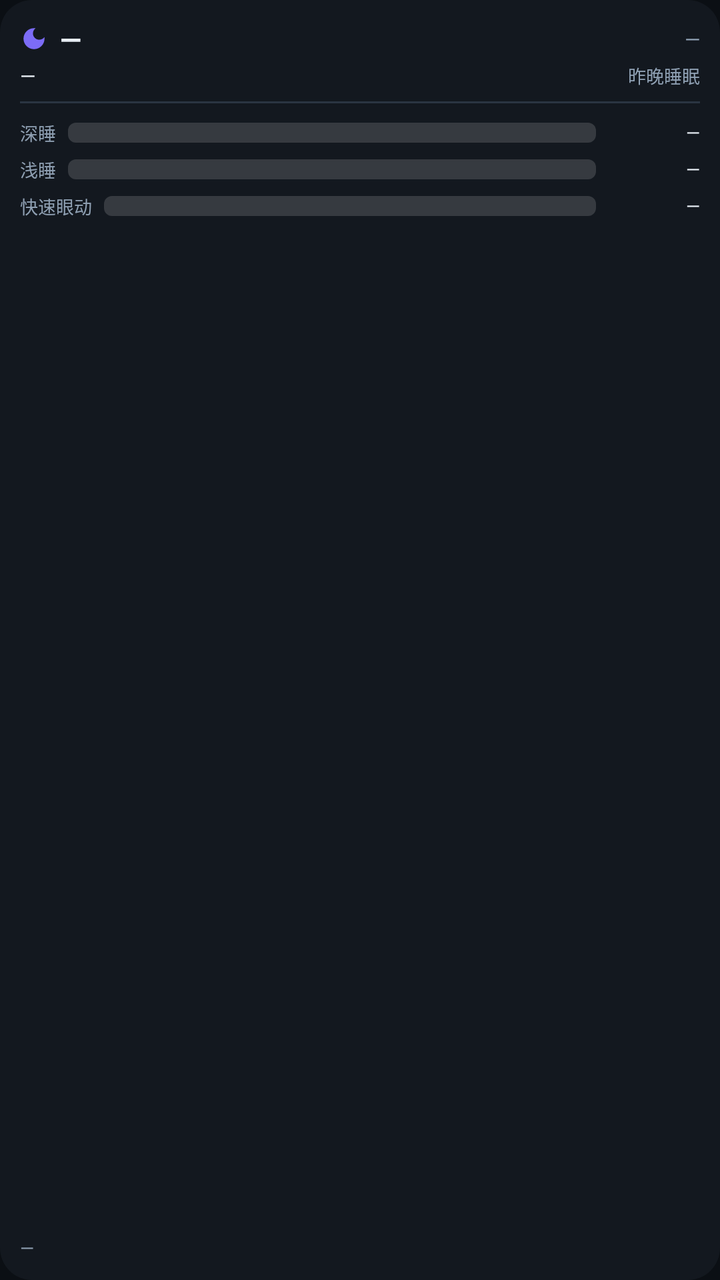
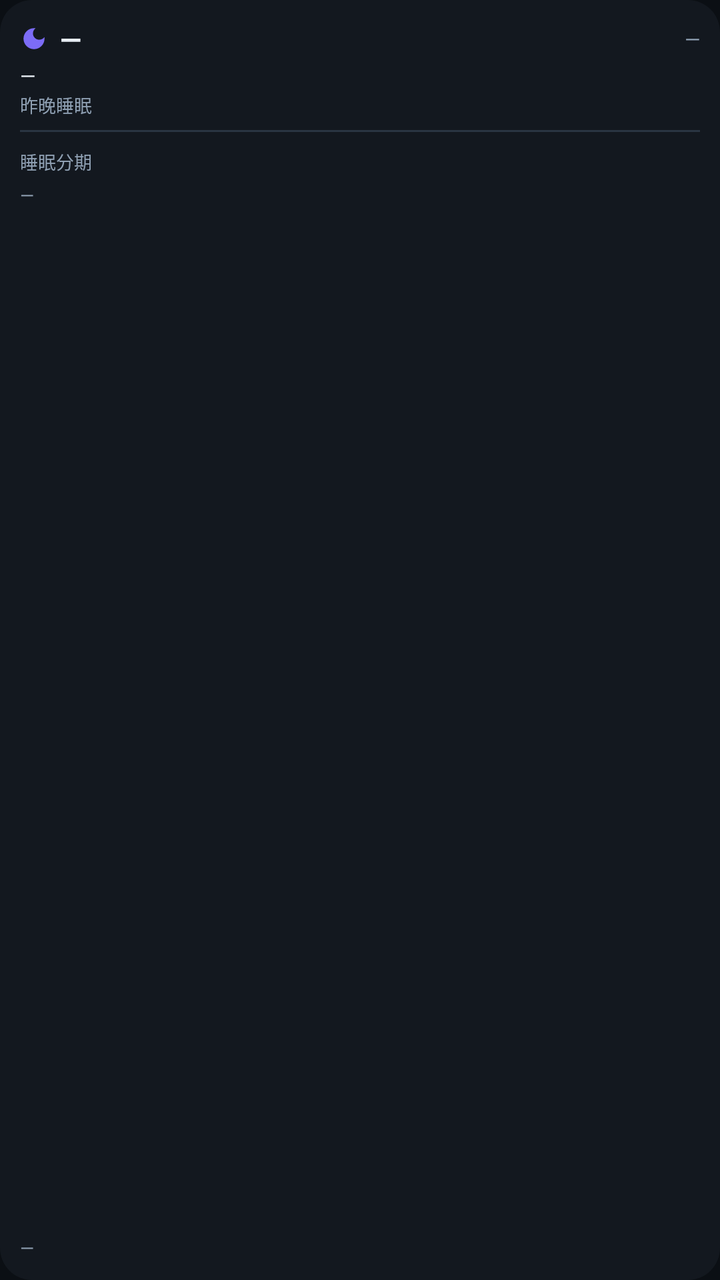

The first picture is an Android layout as it rendered before a commit; the second is the same layout after the commit. The layout source and the unified diff follow.
<!-- AndroidManifest.xml: application theme Theme.Shouhuan -->
<!-- res/layout/widget_sleep_detail_2x2.xml -->
<?xml version="1.0" encoding="utf-8"?>
<FrameLayout xmlns:android="http://schemas.android.com/apk/res/android"
    android:id="@android:id/background"
    android:layout_width="match_parent"
    android:layout_height="match_parent"
    android:background="@drawable/widget_bg"
    android:padding="10dp">

    <LinearLayout
        android:id="@+id/widget_detail_root"
        android:layout_width="match_parent"
        android:layout_height="match_parent"
        android:orientation="vertical">

        <LinearLayout
            android:layout_width="match_parent"
            android:layout_height="wrap_content"
            android:gravity="center_vertical"
            android:orientation="horizontal">

            <ImageView
                android:layout_width="14dp"
                android:layout_height="14dp"
                android:contentDescription="@null"
                android:src="@drawable/ic_widget_moon" />

            <TextView
                android:id="@+id/widget_detail_value"
                android:layout_width="0dp"
                android:layout_height="wrap_content"
                android:layout_marginStart="6dp"
                android:layout_weight="1"
                android:autoSizeMaxTextSize="15sp"
                android:autoSizeMinTextSize="9sp"
                android:autoSizeTextType="uniform"
                android:gravity="start"
                android:maxLines="1"
                android:text="—"
                android:textColor="@color/widget_text_primary"
                android:textStyle="bold" />

            <TextView
                android:id="@+id/widget_detail_score"
                android:layout_width="wrap_content"
                android:layout_height="wrap_content"
                android:layout_marginStart="6dp"
                android:maxLines="1"
                android:text="—"
                android:textColor="@color/widget_text_secondary"
                android:textSize="10sp" />
        </LinearLayout>

        <LinearLayout
            android:layout_width="match_parent"
            android:layout_height="wrap_content"
            android:layout_marginTop="2dp"
            android:orientation="horizontal">

            <TextView
                android:id="@+id/widget_detail_bedwake"
                android:layout_width="0dp"
                android:layout_height="wrap_content"
                android:layout_weight="1"
                android:ellipsize="end"
                android:maxLines="1"
                android:text="—"
                android:textColor="@color/widget_text_primary"
                android:textSize="10sp" />

            <TextView
                android:id="@+id/widget_detail_label"
                android:layout_width="wrap_content"
                android:layout_height="wrap_content"
                android:layout_marginStart="4dp"
                android:maxLines="1"
                android:text="@string/widget_sleep_detail_label"
                android:textColor="@color/widget_text_secondary"
                android:textSize="9sp" />
        </LinearLayout>

        <TextView
            android:layout_width="match_parent"
            android:layout_height="1dp"
            android:layout_marginTop="6dp"
            android:layout_marginBottom="8dp"
            android:background="@color/widget_divider" />

        <LinearLayout
            android:layout_width="match_parent"
            android:layout_height="wrap_content"
            android:gravity="center_vertical"
            android:orientation="horizontal">

            <TextView
                android:layout_width="wrap_content"
                android:layout_height="wrap_content"
                android:layout_marginEnd="6dp"
                android:text="深睡"
                android:textColor="@color/widget_text_secondary"
                android:textSize="9sp" />

            <ProgressBar
                android:id="@+id/widget_detail_deep_bar"
                style="?android:attr/progressBarStyleHorizontal"
                android:layout_width="0dp"
                android:layout_height="10dp"
                android:layout_weight="1"
                android:max="100"
                android:progress="0"
                android:progressDrawable="@drawable/widget_stage_deep" />

            <TextView
                android:id="@+id/widget_detail_deep_value"
                android:layout_width="wrap_content"
                android:layout_height="wrap_content"
                android:layout_marginStart="6dp"
                android:ellipsize="end"
                android:gravity="end"
                android:maxLines="1"
                android:minWidth="46dp"
                android:text="—"
                android:textColor="@color/widget_text_primary"
                android:textSize="9sp" />
        </LinearLayout>

        <LinearLayout
            android:layout_width="match_parent"
            android:layout_height="wrap_content"
            android:layout_marginTop="5dp"
            android:gravity="center_vertical"
            android:orientation="horizontal">

            <TextView
                android:layout_width="wrap_content"
                android:layout_height="wrap_content"
                android:layout_marginEnd="6dp"
                android:text="浅睡"
                android:textColor="@color/widget_text_secondary"
                android:textSize="9sp" />

            <ProgressBar
                android:id="@+id/widget_detail_light_bar"
                style="?android:attr/progressBarStyleHorizontal"
                android:layout_width="0dp"
                android:layout_height="10dp"
                android:layout_weight="1"
                android:max="100"
                android:progress="0"
                android:progressDrawable="@drawable/widget_stage_light" />

            <TextView
                android:id="@+id/widget_detail_light_value"
                android:layout_width="wrap_content"
                android:layout_height="wrap_content"
                android:layout_marginStart="6dp"
                android:ellipsize="end"
                android:gravity="end"
                android:maxLines="1"
                android:minWidth="46dp"
                android:text="—"
                android:textColor="@color/widget_text_primary"
                android:textSize="9sp" />
        </LinearLayout>

        <LinearLayout
            android:layout_width="match_parent"
            android:layout_height="wrap_content"
            android:layout_marginTop="5dp"
            android:gravity="center_vertical"
            android:orientation="horizontal">

            <TextView
                android:layout_width="wrap_content"
                android:layout_height="wrap_content"
                android:layout_marginEnd="6dp"
                android:text="快速眼动"
                android:textColor="@color/widget_text_secondary"
                android:textSize="9sp" />

            <ProgressBar
                android:id="@+id/widget_detail_rem_bar"
                style="?android:attr/progressBarStyleHorizontal"
                android:layout_width="0dp"
                android:layout_height="10dp"
                android:layout_weight="1"
                android:max="100"
                android:progress="0"
                android:progressDrawable="@drawable/widget_stage_rem" />

            <TextView
                android:id="@+id/widget_detail_rem_value"
                android:layout_width="wrap_content"
                android:layout_height="wrap_content"
                android:layout_marginStart="6dp"
                android:ellipsize="end"
                android:gravity="end"
                android:maxLines="1"
                android:minWidth="46dp"
                android:text="—"
                android:textColor="@color/widget_text_primary"
                android:textSize="9sp" />
        </LinearLayout>

        
        <LinearLayout
            android:layout_width="match_parent"
            android:layout_height="0dp"
            android:layout_weight="1"
            android:orientation="vertical" />

        <TextView
            android:id="@+id/widget_detail_awake"
            android:layout_width="match_parent"
            android:layout_height="wrap_content"
            android:ellipsize="end"
            android:maxLines="1"
            android:text="—"
            android:textColor="@color/widget_text_secondary"
            android:textSize="9sp" />
    </LinearLayout>
</FrameLayout>
<!-- resources referenced by this layout -->
<resources>
  <color name="widget_divider">#2A3542</color>
  <color name="widget_text_primary">#E8EEF5</color>
  <color name="widget_text_secondary">#8FA0B3</color>
  <!-- drawable ic_widget_moon (drawable) -->
  <?xml version="1.0" encoding="utf-8"?>
  <vector xmlns:android="http://schemas.android.com/apk/res/android"
      android:width="24dp"
      android:height="24dp"
      android:viewportWidth="24"
      android:viewportHeight="24">
      <path
          android:fillColor="#7C6CF7"
          android:pathData="M12,3c-4.97,0 -9,4.03 -9,9s4.03,9 9,9s9,-4.03 9,-9c0,-0.46 -0.04,-0.92 -0.1,-1.36c-0.98,1.37 -2.58,2.26 -4.4,2.26c-2.98,0 -5.4,-2.42 -5.4,-5.4c0,-1.81 0.89,-3.42 2.26,-4.4C12.92,3.04 12.46,3 12,3z" />
  </vector>
  <!-- drawable widget_bg (drawable) -->
  <?xml version="1.0" encoding="utf-8"?>
  <shape xmlns:android="http://schemas.android.com/apk/res/android"
      android:shape="rectangle">
      <corners android:radius="16dp" />
      <solid android:color="@color/widget_bg" />
  </shape>
  <!-- drawable widget_stage_deep (drawable) -->
  <?xml version="1.0" encoding="utf-8"?>
  <layer-list xmlns:android="http://schemas.android.com/apk/res/android">
      <item android:id="@android:id/background">
          <shape android:shape="rectangle">
              <corners android:radius="4dp" />
              <solid android:color="#26FFFFFF" />
          </shape>
      </item>
      <item android:id="@android:id/progress">
          <clip>
              <shape android:shape="rectangle">
                  <corners android:radius="4dp" />
                  <solid android:color="#5B4BE0" />
              </shape>
          </clip>
      </item>
  </layer-list>
  <!-- drawable widget_stage_light (drawable) -->
  <?xml version="1.0" encoding="utf-8"?>
  <layer-list xmlns:android="http://schemas.android.com/apk/res/android">
      <item android:id="@android:id/background">
          <shape android:shape="rectangle">
              <corners android:radius="4dp" />
              <solid android:color="#26FFFFFF" />
          </shape>
      </item>
      <item android:id="@android:id/progress">
          <clip>
              <shape android:shape="rectangle">
                  <corners android:radius="4dp" />
                  <solid android:color="#7C6CF7" />
              </shape>
          </clip>
      </item>
  </layer-list>
  <!-- drawable widget_stage_rem (drawable) -->
  <?xml version="1.0" encoding="utf-8"?>
  <layer-list xmlns:android="http://schemas.android.com/apk/res/android">
      <item android:id="@android:id/background">
          <shape android:shape="rectangle">
              <corners android:radius="4dp" />
              <solid android:color="#26FFFFFF" />
          </shape>
      </item>
      <item android:id="@android:id/progress">
          <clip>
              <shape android:shape="rectangle">
                  <corners android:radius="4dp" />
                  <solid android:color="#3AA0FF" />
              </shape>
          </clip>
      </item>
  </layer-list>
  <string name="widget_sleep_detail_label">昨晚睡眠</string>
  <style name="Theme.Shouhuan" parent="android:Theme.Material.NoActionBar">
          <item name="android:windowBackground">#0B0F14</item>
          <item name="android:statusBarColor">@android:color/transparent</item>
          <item name="android:navigationBarColor">@android:color/transparent</item>
          <item name="android:windowLightStatusBar">false</item>
          <item name="android:windowLightNavigationBar">false</item>
      </style>
  <color name="widget_bg">#E6141A21</color>
</resources>

<!-- the commit's change to res/layout/widget_sleep_detail_2x2.xml (unified diff, before → after) -->
@@ -50,33 +50,27 @@
                 android:textSize="10sp" />
         </LinearLayout>
 
-        <LinearLayout
+        <TextView
+            android:id="@+id/widget_detail_bedwake"
             android:layout_width="match_parent"
             android:layout_height="wrap_content"
             android:layout_marginTop="2dp"
-            android:orientation="horizontal">
+            android:ellipsize="end"
+            android:maxLines="1"
+            android:text="—"
+            android:textColor="@color/widget_text_primary"
+            android:textSize="10sp" />
 
-            <TextView
-                android:id="@+id/widget_detail_bedwake"
-                android:layout_width="0dp"
-                android:layout_height="wrap_content"
-                android:layout_weight="1"
-                android:ellipsize="end"
-                android:maxLines="1"
-                android:text="—"
-                android:textColor="@color/widget_text_primary"
-                android:textSize="10sp" />
-
-            <TextView
-                android:id="@+id/widget_detail_label"
-                android:layout_width="wrap_content"
-                android:layout_height="wrap_content"
-                android:layout_marginStart="4dp"
-                android:maxLines="1"
-                android:text="@string/widget_sleep_detail_label"
-                android:textColor="@color/widget_text_secondary"
-                android:textSize="9sp" />
-        </LinearLayout>
+        <TextView
+            android:id="@+id/widget_detail_label"
+            android:layout_width="match_parent"
+            android:layout_height="wrap_content"
+            android:layout_marginTop="1dp"
+            android:ellipsize="end"
+            android:maxLines="1"
+            android:text="@string/widget_sleep_detail_label"
+            android:textColor="@color/widget_text_secondary"
+            android:textSize="9sp" />
 
         <TextView
             android:layout_width="match_parent"
@@ -95,111 +89,28 @@
                 android:layout_width="wrap_content"
                 android:layout_height="wrap_content"
                 android:layout_marginEnd="6dp"
-                android:text="深睡"
+                android:text="睡眠分期"
                 android:textColor="@color/widget_text_secondary"
                 android:textSize="9sp" />
 
-            <ProgressBar
-                android:id="@+id/widget_detail_deep_bar"
-                style="?android:attr/progressBarStyleHorizontal"
+            <ImageView
+                android:id="@+id/widget_detail_stages_bar"
                 android:layout_width="0dp"
-                android:layout_height="10dp"
+                android:layout_height="12dp"
                 android:layout_weight="1"
-                android:max="100"
-                android:progress="0"
-                android:progressDrawable="@drawable/widget_stage_deep" />
-
-            <TextView
-                android:id="@+id/widget_detail_deep_value"
-                android:layout_width="wrap_content"
-                android:layout_height="wrap_content"
-                android:layout_marginStart="6dp"
-                android:ellipsize="end"
-                android:gravity="end"
-                android:maxLines="1"
-                android:minWidth="46dp"
-                android:text="—"
-                android:textColor="@color/widget_text_primary"
-                android:textSize="9sp" />
+                android:contentDescription="@null" />
         </LinearLayout>
 
-        <LinearLayout
+        <TextView
+            android:id="@+id/widget_detail_stages"
             android:layout_width="match_parent"
             android:layout_height="wrap_content"
-            android:layout_marginTop="5dp"
-            android:gravity="center_vertical"
-            android:orientation="horizontal">
-
-            <TextView
-                android:layout_width="wrap_content"
-                android:layout_height="wrap_content"
-                android:layout_marginEnd="6dp"
-                android:text="浅睡"
-                android:textColor="@color/widget_text_secondary"
-                android:textSize="9sp" />
-
-            <ProgressBar
-                android:id="@+id/widget_detail_light_bar"
-                style="?android:attr/progressBarStyleHorizontal"
-                android:layout_width="0dp"
-                android:layout_height="10dp"
-                android:layout_weight="1"
-                android:max="100"
-                android:progress="0"
-                android:progressDrawable="@drawable/widget_stage_light" />
-
-            <TextView
-                android:id="@+id/widget_detail_light_value"
-                android:layout_width="wrap_content"
-                android:layout_height="wrap_content"
-                android:layout_marginStart="6dp"
-                android:ellipsize="end"
-                android:gravity="end"
-                android:maxLines="1"
-                android:minWidth="46dp"
-                android:text="—"
-                android:textColor="@color/widget_text_primary"
-                android:textSize="9sp" />
-        </LinearLayout>
-
-        <LinearLayout
-            android:layout_width="match_parent"
-            android:layout_height="wrap_content"
-            android:layout_marginTop="5dp"
-            android:gravity="center_vertical"
-            android:orientation="horizontal">
-
-            <TextView
-                android:layout_width="wrap_content"
-                android:layout_height="wrap_content"
-                android:layout_marginEnd="6dp"
-                android:text="快速眼动"
-                android:textColor="@color/widget_text_secondary"
-                android:textSize="9sp" />
-
-            <ProgressBar
-                android:id="@+id/widget_detail_rem_bar"
-                style="?android:attr/progressBarStyleHorizontal"
-                android:layout_width="0dp"
-                android:layout_height="10dp"
-                android:layout_weight="1"
-                android:max="100"
-                android:progress="0"
-                android:progressDrawable="@drawable/widget_stage_rem" />
-
-            <TextView
-                android:id="@+id/widget_detail_rem_value"
-                android:layout_width="wrap_content"
-                android:layout_height="wrap_content"
-                android:layout_marginStart="6dp"
-                android:ellipsize="end"
-                android:gravity="end"
-                android:maxLines="1"
-                android:minWidth="46dp"
-                android:text="—"
-                android:textColor="@color/widget_text_primary"
-                android:textSize="9sp" />
-        </LinearLayout>
+            android:layout_marginTop="4dp"
+            android:ellipsize="end"
+            android:maxLines="1"
+            android:text="—"
+            android:textColor="@color/widget_text_secondary"
+            android:textSize="9sp" />
 
         
         <LinearLayout
<!-- resource entries referenced after the edit -->
@@ -21,60 +21,6 @@
       <corners android:radius="16dp" />
       <solid android:color="@color/widget_bg" />
   </shape>
-  <!-- drawable widget_stage_deep (drawable) -->
-  <?xml version="1.0" encoding="utf-8"?>
-  <layer-list xmlns:android="http://schemas.android.com/apk/res/android">
-      <item android:id="@android:id/background">
-          <shape android:shape="rectangle">
-              <corners android:radius="4dp" />
-              <solid android:color="#26FFFFFF" />
-          </shape>
-      </item>
-      <item android:id="@android:id/progress">
-          <clip>
-              <shape android:shape="rectangle">
-                  <corners android:radius="4dp" />
-                  <solid android:color="#5B4BE0" />
-              </shape>
-          </clip>
-      </item>
-  </layer-list>
-  <!-- drawable widget_stage_light (drawable) -->
-  <?xml version="1.0" encoding="utf-8"?>
-  <layer-list xmlns:android="http://schemas.android.com/apk/res/android">
-      <item android:id="@android:id/background">
-          <shape android:shape="rectangle">
-              <corners android:radius="4dp" />
-              <solid android:color="#26FFFFFF" />
-          </shape>
-      </item>
-      <item android:id="@android:id/progress">
-          <clip>
-              <shape android:shape="rectangle">
-                  <corners android:radius="4dp" />
-                  <solid android:color="#7C6CF7" />
-              </shape>
-          </clip>
-      </item>
-  </layer-list>
-  <!-- drawable widget_stage_rem (drawable) -->
-  <?xml version="1.0" encoding="utf-8"?>
-  <layer-list xmlns:android="http://schemas.android.com/apk/res/android">
-      <item android:id="@android:id/background">
-          <shape android:shape="rectangle">
-              <corners android:radius="4dp" />
-              <solid android:color="#26FFFFFF" />
-          </shape>
-      </item>
-      <item android:id="@android:id/progress">
-          <clip>
-              <shape android:shape="rectangle">
-                  <corners android:radius="4dp" />
-                  <solid android:color="#3AA0FF" />
-              </shape>
-          </clip>
-      </item>
-  </layer-list>
   <string name="widget_sleep_detail_label">昨晚睡眠</string>
   <style name="Theme.Shouhuan" parent="android:Theme.Material.NoActionBar">
           <item name="android:windowBackground">#0B0F14</item>
